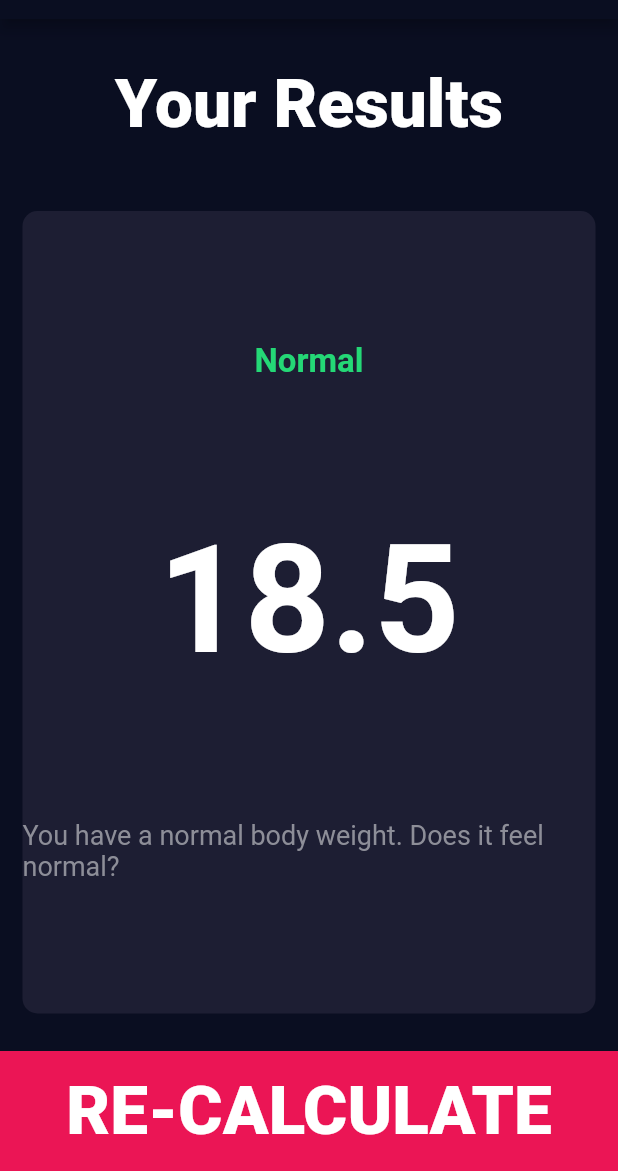
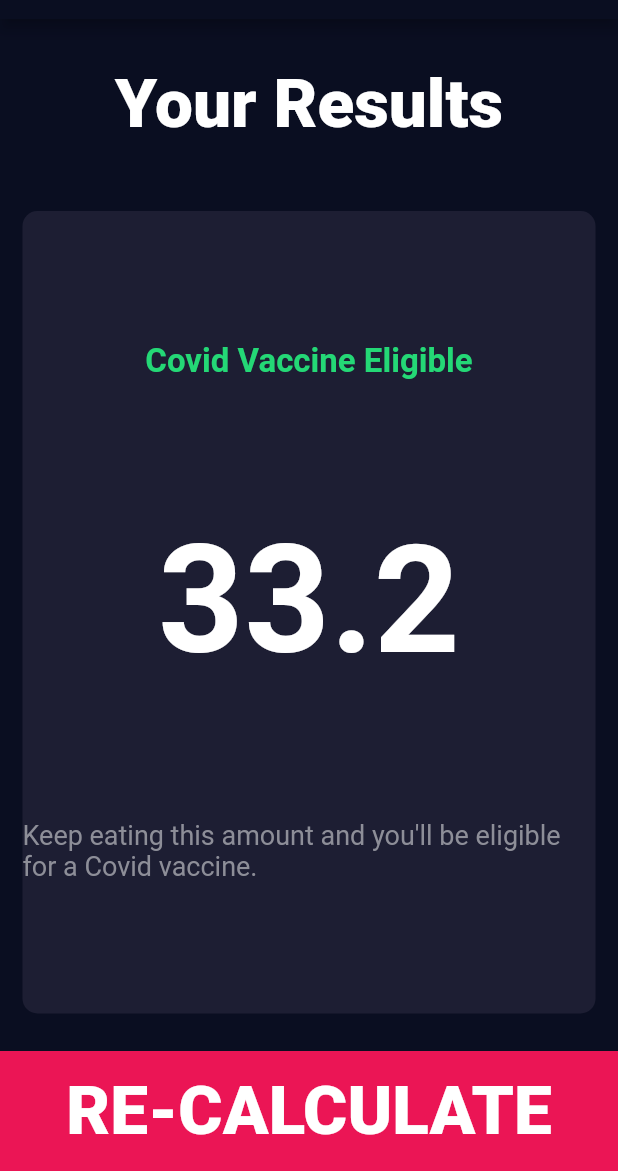
Before and after one commit to xpat/bmix, a Flutter app: the screen it shows after launch, after a tap on "CALCULATE", on a phone screen of 412 x 824 dp, the part 65-1236 px from its top. Run offline on Flutter 3.47's test engine with Material 2 defaults, Android fonts, the phone set to English and light mode, and no system bars; our stand-ins replace font_awesome_flutter, google_fonts; Roboto replaces fonts that are missing (Aclonica, Simonetta).

Commit message:
update units from kg to lbs

```diff
--- a/lib/screens/calculator_brain.dart
+++ b/lib/screens/calculator_brain.dart
@@ -10,13 +10,13 @@ class CalculatorBrain {
   double _bmi;
 
   String calculateBMI() {
-    _bmi = weight / pow(height/100, 2);
+    _bmi = (weight / pow(height, 2))*703;
     return _bmi.toStringAsFixed(1);
   }
 
   String getResult() {
     if(_bmi >= 25){
-      return 'You have a higher than normal body weight. Eat less or exercise more.';
+      return 'Keep eating this amount and you\'ll be eligible for a Covid vaccine.';
     } else if (_bmi > 18.5) {
       return 'You have a normal body weight. Does it feel normal?';
     } else {
@@ -27,7 +27,7 @@ class CalculatorBrain {
   String getInterpretation() {
 
     if(_bmi >= 25){
-      return 'Overweight';
+      return 'Covid Vaccine Eligible';
     } else if (_bmi > 18.5) {
       return 'Normal';
     } else {
--- a/lib/screens/input_page.dart
+++ b/lib/screens/input_page.dart
@@ -24,8 +24,8 @@ class InputPage extends StatefulWidget {
 
 class _InputPageState extends State<InputPage> {
   Gender selectedGender;
-  int height = 180;
-  int weight = 60;
+  int height = 60;
+  int weight = 170;
   int age = 40;
 
 //  Color maleCardColour = inactiveCardColour;
@@ -125,7 +125,7 @@ class _InputPageState extends State<InputPage> {
                       ),
                       SizedBox(width: 5.0),
                       Text(
-                        'cm',
+                        'in',
                         style: GoogleFonts.aclonica(
                           textStyle: kLabelTextStyle,
                         ),
@@ -145,8 +145,8 @@ class _InputPageState extends State<InputPage> {
                     ),
                     child: Slider(
                       value: height.toDouble(),
-                      min: 120.0,
-                      max: 220.0,
+                      min: 30.0,
+                      max: 108.0,
                       onChanged: (double newValue) {
 //                          print(newValue);
                         setState(() {
@@ -187,7 +187,7 @@ class _InputPageState extends State<InputPage> {
                                 ),
                                 SizedBox(width: 5.0),
                                 Text(
-                                  'kg',
+                                  'lb',
                                   style: GoogleFonts.aclonica(
                                     textStyle: kLabelTextStyle,
                                   ),
--- a/pubspec.yaml
+++ b/pubspec.yaml
@@ -11,7 +11,7 @@ dependencies:
     sdk: flutter
 
   cupertino_icons: ^0.1.2
-  google_fonts: ^0.3.8
+  google_fonts: ^1.1.2
   font_awesome_flutter: ^8.5.0
 
 dev_dependencies:
```
Also changed, not shown: 2 other files.
